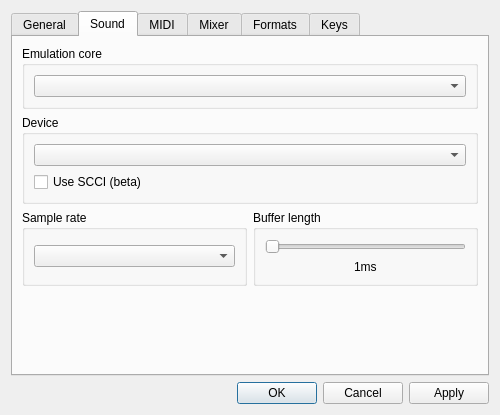
The window that BambooTracker/gui/configuration_dialog.ui (BambooTracker/BambooTracker) describes before a commit, drawn with Qt 5.
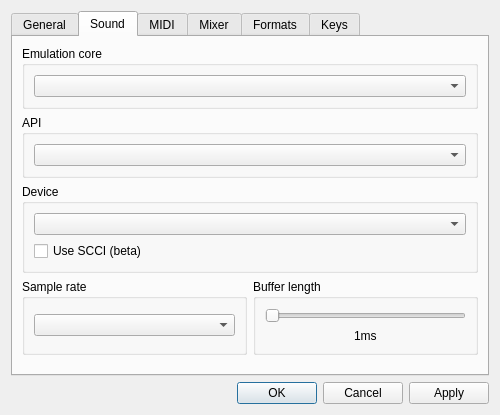
The same window after the commit. The open tabs and pages were chosen to show the change. Custom widgets are drawn as their Qt base class.

The edit to the form file:
```diff
--- a/BambooTracker/gui/configuration_dialog.ui
+++ b/BambooTracker/gui/configuration_dialog.ui
@@ -214,38 +214,6 @@
       </attribute>
       <layout class="QGridLayout" name="gridLayout_2" columnstretch="5,5">
        <item row="3" column="0">
-        <spacer name="verticalSpacer_2">
-         <property name="orientation">
-          <enum>Qt::Vertical</enum>
-         </property>
-         <property name="sizeHint" stdset="0">
-          <size>
-           <width>20</width>
-           <height>40</height>
-          </size>
-         </property>
-        </spacer>
-       </item>
-       <item row="1" column="0" colspan="2">
-        <widget class="QGroupBox" name="soundDeviceGroupBox">
-         <property name="title">
-          <string>Device</string>
-         </property>
-         <layout class="QGridLayout" name="gridLayout_8">
-          <item row="0" column="0">
-           <widget class="QComboBox" name="soundDeviceComboBox"/>
-          </item>
-          <item row="1" column="0">
-           <widget class="QCheckBox" name="useSCCICheckBox">
-            <property name="text">
-             <string>Use SCCI (beta)</string>
-            </property>
-           </widget>
-          </item>
-         </layout>
-        </widget>
-       </item>
-       <item row="2" column="0">
         <widget class="QGroupBox" name="sampleRateGroupBox">
          <property name="title">
           <string>Sample rate</string>
@@ -257,7 +225,20 @@
          </layout>
         </widget>
        </item>
-       <item row="2" column="1">
+       <item row="4" column="0">
+        <spacer name="verticalSpacer_2">
+         <property name="orientation">
+          <enum>Qt::Vertical</enum>
+         </property>
+         <property name="sizeHint" stdset="0">
+          <size>
+           <width>20</width>
+           <height>40</height>
+          </size>
+         </property>
+        </spacer>
+       </item>
+       <item row="3" column="1">
         <widget class="QGroupBox" name="bufferLengthGroupBox">
          <property name="title">
           <string>Buffer length</string>
@@ -286,6 +267,25 @@
          </layout>
         </widget>
        </item>
+       <item row="2" column="0" colspan="2">
+        <widget class="QGroupBox" name="soundDeviceGroupBox">
+         <property name="title">
+          <string>Device</string>
+         </property>
+         <layout class="QGridLayout" name="gridLayout_8">
+          <item row="0" column="0">
+           <widget class="QComboBox" name="soundDeviceComboBox"/>
+          </item>
+          <item row="1" column="0">
+           <widget class="QCheckBox" name="useSCCICheckBox">
+            <property name="text">
+             <string>Use SCCI (beta)</string>
+            </property>
+           </widget>
+          </item>
+         </layout>
+        </widget>
+       </item>
        <item row="0" column="0" colspan="2">
         <widget class="QGroupBox" name="groupBoxEmulation">
          <property name="title">
@@ -298,6 +298,18 @@
          </layout>
         </widget>
        </item>
+       <item row="1" column="0" colspan="2">
+        <widget class="QGroupBox" name="soundAPIGroupBox">
+         <property name="title">
+          <string>API</string>
+         </property>
+         <layout class="QGridLayout" name="gridLayout_17">
+          <item row="0" column="0">
+           <widget class="QComboBox" name="soundAPIComboBox"/>
+          </item>
+         </layout>
+        </widget>
+       </item>
       </layout>
      </widget>
      <widget class="QWidget" name="midiTab">
```
Left out of the diff: 5 changed lines with no effect on the pictures.
